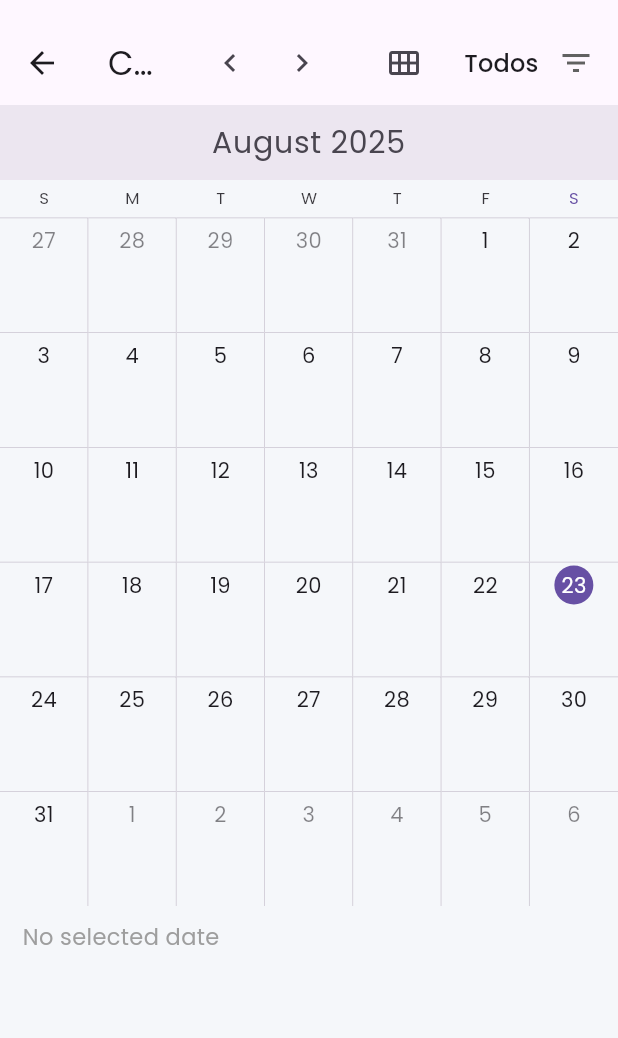
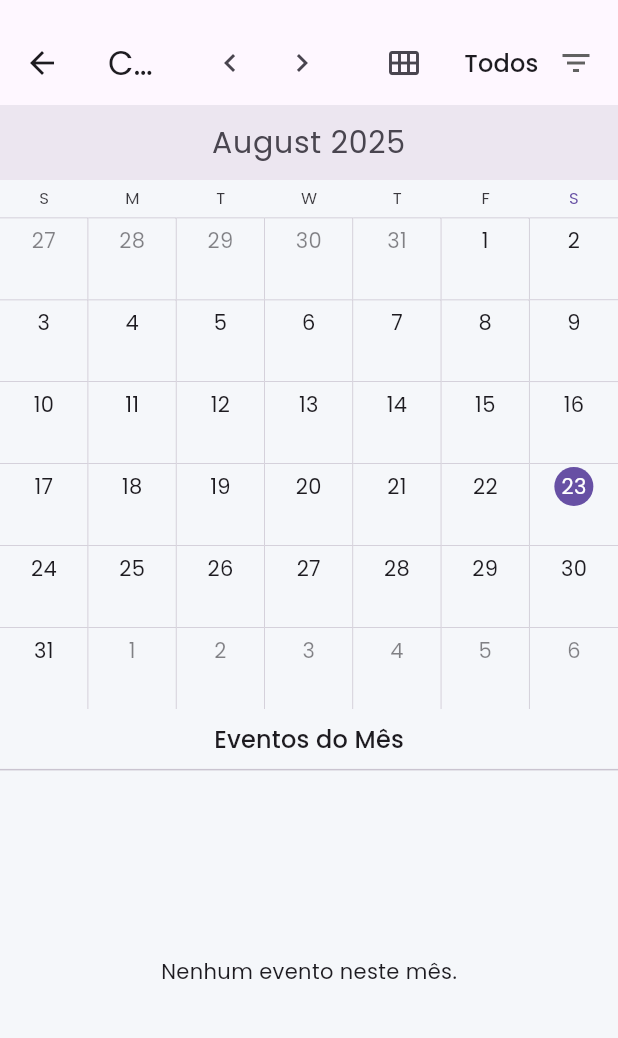
Before and after one commit to seae-lab/portal-seae, a Flutter app: the CalendarioEncontrosPage screen opened by its route, on a phone screen of 412 x 824 dp, the part 63-1101 px from its top. Run offline on Flutter 3.47's test engine with Material 3 defaults, Android fonts, the phone set to English and light mode, and no system bars; drawn by our look-alikes of syncfusion_flutter_calendar; our stand-ins replace cloud_firestore, file_picker, firebase_auth, firebase_core, firebase_storage, fl_chart and 12 more; missing offline and left inert: dart:js_interop, syncfusion_localizations; accounts and stored records are empty.

Commit message:
calendario dij e sessão expirada

```diff
--- a/lib/models/calendar_event_model.dart
+++ b/lib/models/calendar_event_model.dart
@@ -8,7 +8,7 @@ class CalendarEventModel {
   final DateTime start;
   final DateTime end;
   final Color color;
-  final String tag; // NOVO: Campo para a tag do evento
+  final String tag;
 
   CalendarEventModel({
     this.id,
@@ -17,7 +17,7 @@ class CalendarEventModel {
     required this.start,
     required this.end,
     required this.color,
-    this.tag = 'Outros', // NOVO: Valor padrão para a tag
+    this.tag = 'Outros',
   });
 
   factory CalendarEventModel.fromFirestore(DocumentSnapshot snapshot) {
@@ -29,7 +29,7 @@ class CalendarEventModel {
       start: (data['start'] as Timestamp).toDate(),
       end: (data['end'] as Timestamp).toDate(),
       color: Color(data['color'] ?? Colors.blue.value),
-      tag: data['tag'] ?? 'Outros', // NOVO: Lendo a tag do Firestore
+      tag: data['tag'] ?? 'Outros',
     );
   }
 
@@ -40,7 +40,30 @@ class CalendarEventModel {
       'start': Timestamp.fromDate(start),
       'end': Timestamp.fromDate(end),
       'color': color.value,
-      'tag': tag, // NOVO: Salvando a tag no Firestore
+      'tag': tag,
     };
   }
+
+  @override
+  bool operator ==(Object other) =>
+      identical(this, other) ||
+          other is CalendarEventModel &&
+              runtimeType == other.runtimeType &&
+              id == other.id &&
+              title == other.title &&
+              description == other.description &&
+              start == other.start &&
+              end == other.end &&
+              color == other.color &&
+              tag == other.tag;
+
+  @override
+  int get hashCode =>
+      id.hashCode ^
+      title.hashCode ^
+      description.hashCode ^
+      start.hashCode ^
+      end.hashCode ^
+      color.hashCode ^
+      tag.hashCode;
 }
--- a/lib/screens/dij/calendario_encontros_page.dart
+++ b/lib/screens/dij/calendario_encontros_page.dart
@@ -1,6 +1,8 @@
 import 'package:cloud_firestore/cloud_firestore.dart';
+import 'package:flutter/foundation.dart';
 import 'package:flutter/gestures.dart';
 import 'package:flutter/material.dart';
+import 'package:flutter/scheduler.dart';
 import 'package:flutter_modular/flutter_modular.dart';
 import 'package:intl/intl.dart';
 import 'package:syncfusion_flutter_calendar/calendar.dart';
@@ -22,6 +24,9 @@ class _CalendarioEncontrosPageState extends State<CalendarioEncontrosPage> {
   final AuthService _authService = Modular.get<AuthService>();
 
   final CalendarController _calendarController = CalendarController();
+  DateTime? _selectedDate;
+  List<CalendarEventModel> _visibleMonthEvents = [];
+  List<CalendarEventModel> _allFilteredEvents = [];
 
   late final bool canEdit;
   String _selectedTagFilter = 'Todos';
@@ -33,6 +38,7 @@ class _CalendarioEncontrosPageState extends State<CalendarioEncontrosPage> {
   void initState() {
     super.initState();
     canEdit = _authService.currentUserPermissions?.hasRole('admin') ?? false;
+    _selectedDate = DateTime.now();
   }
 
   void _onYearViewChanged(DateRangePickerViewChangedArgs args) {
@@ -41,6 +47,35 @@ class _CalendarioEncontrosPageState extends State<CalendarioEncontrosPage> {
       _calendarController.displayDate = selectedMonth;
       setState(() {
         _isMonthView = true;
+      });
+    }
+  }
+
+  void _updateVisibleMonthEvents(List<DateTime> visibleDates) {
+    if (visibleDates.isEmpty) return;
+
+    final monthStart = visibleDates.first;
+    final monthEnd = visibleDates.last;
+
+    final newVisibleEvents = _allFilteredEvents.where((event) {
+      final eventStart = event.start;
+      final eventEnd = event.end;
+      return (eventStart.isAfter(monthStart) && eventStart.isBefore(monthEnd)) ||
+          (eventEnd.isAfter(monthStart) && eventEnd.isBefore(monthEnd)) ||
+          (eventStart.isBefore(monthStart) && eventEnd.isAfter(monthEnd)) ||
+          eventStart.isAtSameMomentAs(monthStart) ||
+          eventEnd.isAtSameMomentAs(monthEnd);
+    }).toList();
+
+    newVisibleEvents.sort((a, b) => a.start.compareTo(b.start));
+
+    if (!listEquals(_visibleMonthEvents, newVisibleEvents)) {
+      SchedulerBinding.instance.addPostFrameCallback((_) {
+        if(mounted) {
+          setState(() {
+            _visibleMonthEvents = newVisibleEvents;
+          });
+        }
       });
     }
   }
@@ -117,17 +152,20 @@ class _CalendarioEncontrosPageState extends State<CalendarioEncontrosPage> {
               .toList() ??
               [];
 
-          List<CalendarEventModel> filteredEvents;
           if (_selectedTagFilter == 'Todos') {
-            filteredEvents = allEvents;
+            _allFilteredEvents = allEvents;
           } else {
-            filteredEvents = allEvents
+            _allFilteredEvents = allEvents
                 .where((event) => event.tag == _selectedTagFilter)
                 .toList();
           }
 
           if (_isMonthView) {
-            return Listener(
+            return Column(
+              children: [
+                Expanded(
+                  flex: 3,
+                  child: Listener(
                     onPointerSignal: (pointerSignal) {
                       if (pointerSignal is PointerScrollEvent) {
                         if (pointerSignal.scrollDelta.dy > 0) {
@@ -139,18 +177,32 @@ class _CalendarioEncontrosPageState extends State<CalendarioEncontrosPage> {
                     },
                     child: SfCalendar(
                       controller: _calendarController,
-                dataSource: MeetingDataSource(filteredEvents),
+                      dataSource: MeetingDataSource(_allFilteredEvents),
                       view: CalendarView.month,
                       headerHeight: 50,
                       headerStyle: const CalendarHeaderStyle(
                           textAlign: TextAlign.center,
                           textStyle: TextStyle(fontSize: 20)),
                       monthViewSettings: const MonthViewSettings(
-                  showAgenda: true,
-                  agendaItemHeight: 50,
+                        appointmentDisplayMode: MonthAppointmentDisplayMode.appointment,
+                        appointmentDisplayCount: 2,
                       ),
+                      appointmentBuilder: _appointmentBuilder,
                       onTap: canEdit ? _onCalendarTapped : null,
+                      onViewChanged: (details) => _updateVisibleMonthEvents(details.visibleDates),
                     ),
+                  ),
+                ),
+                Padding(
+                  padding: const EdgeInsets.all(8.0),
+                  child: Text("Eventos do Mês", style: Theme.of(context).textTheme.titleMedium),
+                ),
+                const Divider(height: 1),
+                Expanded(
+                  flex: 2,
+                  child: _buildMonthAgenda(),
+                )
+              ],
             );
           } else {
             return SfDateRangePicker(
@@ -166,7 +218,7 @@ class _CalendarioEncontrosPageState extends State<CalendarioEncontrosPage> {
       ),
       floatingActionButton: canEdit && _isMonthView
           ? FloatingActionButton(
-        onPressed: () => _showAddEventDialog(selectedDate: DateTime.now()),
+        onPressed: () => _showAddEventDialog(selectedDate: _selectedDate),
         tooltip: 'Adicionar Evento',
         backgroundColor: const Color.fromRGBO(45, 55, 131, 1),
         child: const Icon(Icons.add, color: Colors.white),
@@ -175,11 +227,63 @@ class _CalendarioEncontrosPageState extends State<CalendarioEncontrosPage> {
     );
   }
 
+  Widget _buildMonthAgenda(){
+    if (_visibleMonthEvents.isEmpty) {
+      return const Center(child: Text("Nenhum evento neste mês."));
+    }
+
+    return ListView.builder(
+      itemCount: _visibleMonthEvents.length,
+      itemBuilder: (context, index) {
+        final event = _visibleMonthEvents[index];
+        return GestureDetector(
+          onTap: () => _showAddEventDialog(event: event), // MUDANÇA: Toque único para editar
+          child: Card(
+            margin: const EdgeInsets.symmetric(horizontal: 8, vertical: 4),
+            child: ListTile(
+              leading: Column(
+                mainAxisAlignment: MainAxisAlignment.center,
+                children: [
+                  Text(DateFormat('dd').format(event.start), style: const TextStyle(fontWeight: FontWeight.bold, fontSize: 18)),
+                  Text(DateFormat('MMM', 'pt_BR').format(event.start), style: const TextStyle(fontSize: 12)),
+                ],
+              ),
+              title: Text(event.title),
+              subtitle: Text('${DateFormat('HH:mm').format(event.start)} - ${DateFormat('HH:mm').format(event.end)}'),
+              tileColor: event.color.withOpacity(0.1),
+            ),
+          ),
+        );
+      },
+    );
+  }
+
   void _onCalendarTapped(CalendarTapDetails details) {
     if (details.targetElement == CalendarElement.appointment) {
       final CalendarEventModel event = details.appointments!.first;
       _showAddEventDialog(event: event);
+    } else if (details.targetElement == CalendarElement.calendarCell) {
+      setState(() {
+        _selectedDate = details.date;
+      });
     }
+  }
+
+  Widget _appointmentBuilder(BuildContext context, CalendarAppointmentDetails details) {
+    final event = details.appointments.first as CalendarEventModel;
+    return Container(
+      padding: const EdgeInsets.symmetric(horizontal: 4),
+      decoration: BoxDecoration(
+        color: event.color,
+        borderRadius: BorderRadius.circular(4),
+      ),
+      child: Text(
+        event.title,
+        style: const TextStyle(color: Colors.white, fontSize: 10),
+        maxLines: 1,
+        overflow: TextOverflow.ellipsis,
+      ),
+    );
   }
 
   void _showAddEventDialog(
@@ -283,9 +387,8 @@ class _EventDialogState extends State<EventDialog> {
       _descriptionController = TextEditingController();
       final now = widget.selectedDate ?? DateTime.now();
 
-      // CORREÇÃO 2: Horário padrão para novos eventos
-      _startDate = DateTime(now.year, now.month, now.day, 18, 00); // Início às 18:00
-      _endDate = DateTime(now.year, now.month, now.day, 19, 30);   // Fim às 19:30
+      _startDate = DateTime(now.year, now.month, now.day, 18, 00);
+      _endDate = DateTime(now.year, now.month, now.day, 19, 30);
 
       _selectedColor = _colorOptions.first;
       _selectedTag = _cicloOptions.first;
@@ -299,7 +402,6 @@ class _EventDialogState extends State<EventDialog> {
     super.dispose();
   }
 
-  // CORREÇÃO 1: Funções separadas para selecionar data e hora
   Future<void> _selectDate(bool isStart) async {
     final DateTime initial = isStart ? _startDate : _endDate;
     final DateTime? pickedDate = await showDatePicker(
@@ -313,7 +415,6 @@ class _EventDialogState extends State<EventDialog> {
       setState(() {
         if (isStart) {
           _startDate = DateTime(pickedDate.year, pickedDate.month, pickedDate.day, _startDate.hour, _startDate.minute);
-          // Opcional: ajustar data final se a inicial ultrapassá-la
           if (_endDate.isBefore(_startDate)) {
             _endDate = _startDate.add(const Duration(hours: 1, minutes: 30));
           }
@@ -389,7 +490,6 @@ class _EventDialogState extends State<EventDialog> {
               ),
               const SizedBox(height: 20),
 
-              // CORREÇÃO 1: Layout modificado para separar seleção de data e hora
               _buildDateTimePicker(label: 'Início', date: _startDate, isStart: true),
               _buildDateTimePicker(label: 'Fim', date: _endDate, isStart: false),
 
@@ -446,7 +546,6 @@ class _EventDialogState extends State<EventDialog> {
     );
   }
 
-  // CORREÇÃO 1: Widget auxiliar para criar os novos campos de data e hora
   Widget _buildDateTimePicker({required String label, required DateTime date, required bool isStart}) {
     return Padding(
       padding: const EdgeInsets.symmetric(vertical: 8.0),
@@ -458,7 +557,6 @@ class _EventDialogState extends State<EventDialog> {
           Row(
             mainAxisAlignment: MainAxisAlignment.spaceBetween,
             children: [
-              // Botão para Data
               InkWell(
                 onTap: () => _selectDate(isStart),
                 child: Container(
@@ -476,7 +574,6 @@ class _EventDialogState extends State<EventDialog> {
                   ),
                 ),
               ),
-              // Botão para Hora
               InkWell(
                 onTap: () => _selectTime(isStart),
                 child: Container(
--- a/lib/screens/home_screen.dart
+++ b/lib/screens/home_screen.dart
@@ -1,13 +1,62 @@
+import 'dart:async';
 import 'package:flutter/material.dart';
 import 'package:flutter_modular/flutter_modular.dart';
+import 'package:projetos/services/auth_service.dart';
 import 'package:projetos/widgets/side_menu_widget.dart';
 
-class HomeScreen extends StatelessWidget {
+class HomeScreen extends StatefulWidget {
   const HomeScreen({super.key});
 
   @override
+  State<HomeScreen> createState() => _HomeScreenState();
+}
+
+class _HomeScreenState extends State<HomeScreen> {
+  Timer? _inactivityTimer;
+  final Duration _maxInactivity = const Duration(minutes: 30);
+
+  @override
+  void initState() {
+    super.initState();
+    _startInactivityTimer();
+  }
+
+  void _startInactivityTimer() {
+    _inactivityTimer?.cancel();
+    _inactivityTimer = Timer(_maxInactivity, _logOutUser);
+  }
+
+  void _resetInactivityTimer() {
+    _startInactivityTimer();
+  }
+
+  void _logOutUser() {
+    final authService = Modular.get<AuthService>();
+    if (authService.isAuthenticated && mounted) {
+      authService.signOut();
+      ScaffoldMessenger.of(context).showSnackBar(
+        const SnackBar(
+          content: Text('Sua sessão expirou por inatividade.'),
+          backgroundColor: Colors.orange,
+        ),
+      );
+    }
+  }
+
+  @override
+  void dispose() {
+    _inactivityTimer?.cancel();
+    super.dispose();
+  }
+
+  @override
   Widget build(BuildContext context) {
-    return LayoutBuilder(
+    // Listener para detectar qualquer interação do usuário e resetar o timer
+    return Listener(
+      onPointerDown: (_) => _resetInactivityTimer(),
+      onPointerMove: (_) => _resetInactivityTimer(),
+      onPointerUp: (_) => _resetInactivityTimer(),
+      child: LayoutBuilder(
         builder: (context, constraints) {
           final isDesktop = constraints.maxWidth > 700;
 
@@ -28,6 +77,7 @@ class HomeScreen extends StatelessWidget {
             ),
           );
         },
+      ),
     );
   }
 }
```
Also changed, not shown: lib/services/auth_service.dart (+19 -5 lines). Lines whose indentation alone changed are shown as unchanged.
